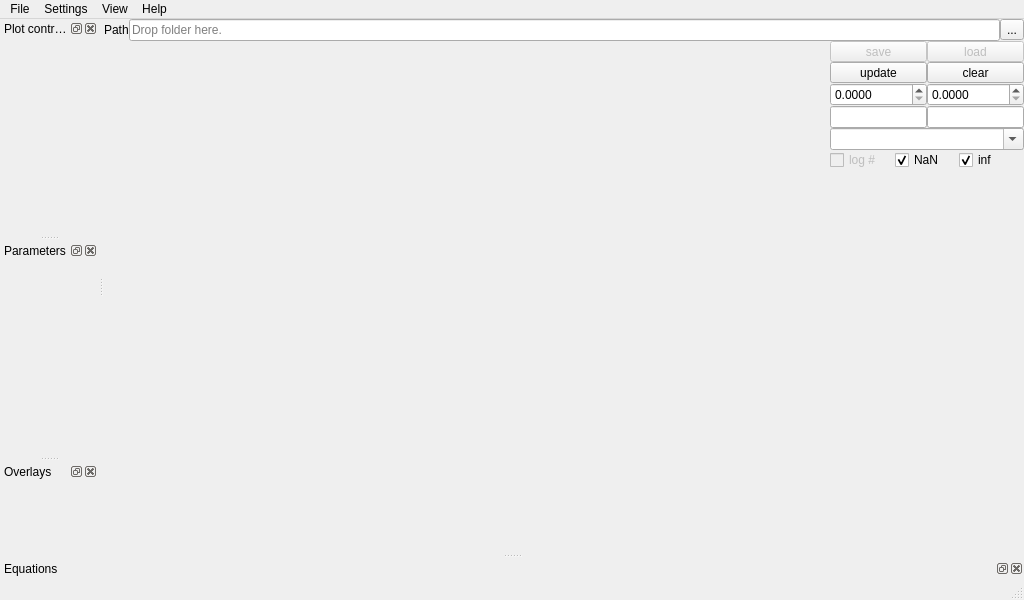
Old version of the form ndxplorer/plot_main.ui in the repository Fluorescence-Tools/ndxplorer.
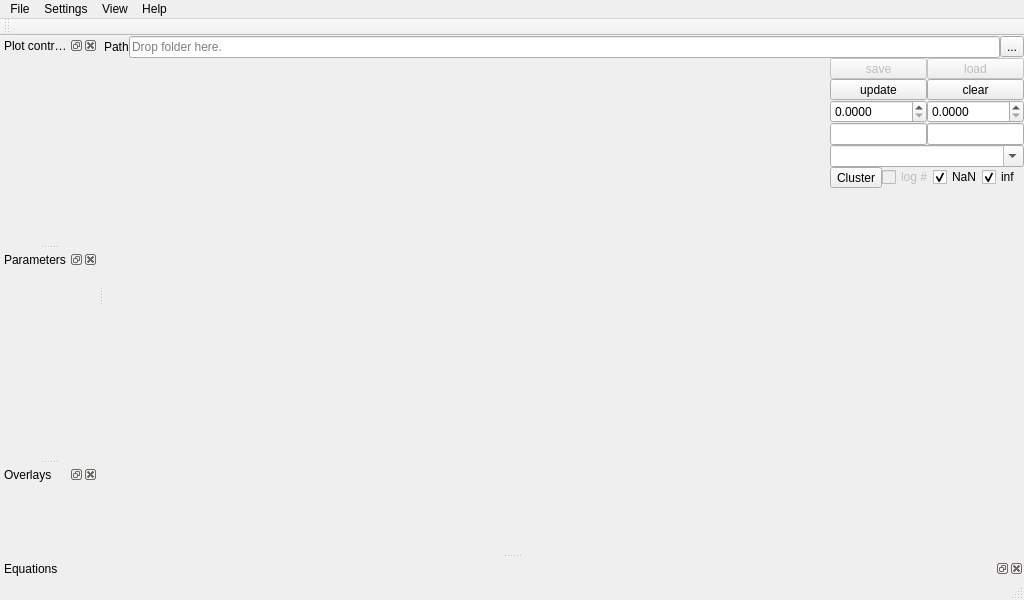
New version of the form. Icons and pictures are not drawn.

Commit message: Add clustering support with saving, UMAP integration, and UI enhancements

The edit to the form file:
```diff
--- a/ndxplorer/plot_main.ui
+++ b/ndxplorer/plot_main.ui
@@ -320,6 +320,13 @@
               <property name="spacing">
                <number>0</number>
               </property>
+              <item>
+               <widget class="QToolButton" name="pushButtonShowClusteringDialog">
+                <property name="text">
+                 <string>Cluster</string>
+                </property>
+               </widget>
+              </item>
               <item>
                <widget class="QCheckBox" name="checkBoxLogCounts">
                 <property name="enabled">
@@ -706,6 +713,17 @@
     </layout>
    </widget>
   </widget>
+  <widget class="QToolBar" name="toolBar">
+   <property name="windowTitle">
+    <string>toolBar</string>
+   </property>
+   <attribute name="toolBarArea">
+    <enum>TopToolBarArea</enum>
+   </attribute>
+   <attribute name="toolBarBreak">
+    <bool>false</bool>
+   </attribute>
+  </widget>
   <action name="actionExit">
    <property name="text">
     <string>Exit</string>
```
Left out of the diff: 6 changed lines with no effect on the pictures. The commit also changes 10 other files.
